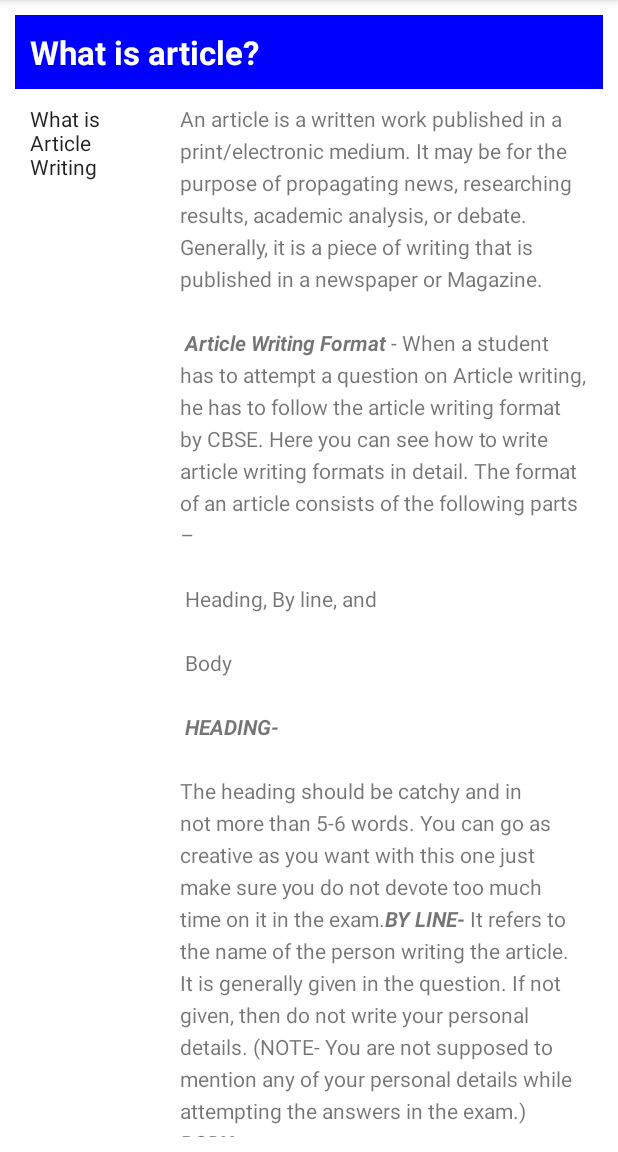
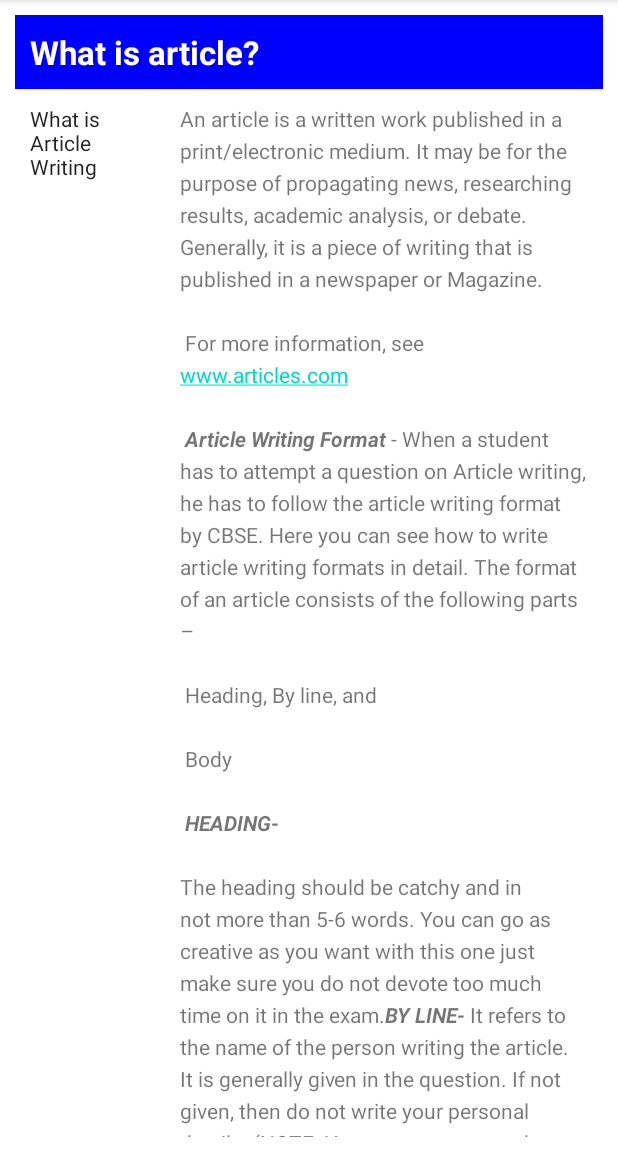
Before and after one commit to kxitiz/android-app, an Android app: the screen it shows after launch (MainActivity), on a phone screen of 412 x 824 dp, the part 84-1236 px from its top. Run offline under Robolectric (Android 15) with nearby library versions, the phone set to English and light mode, and no system bars.

```diff
--- a/app/src/main/res/values/strings.xml
+++ b/app/src/main/res/values/strings.xml
@@ -3,7 +3,7 @@
     <string name="article_heading">What is article?</string>
     <string name="article_subheading">What is Article Writing</string>
     <string name="article_text">An article is a written work published in a print/electronic medium. It may be for the purpose of propagating news, researching results, academic analysis, or debate. Generally, it is a piece of writing that is published in a newspaper or Magazine.
-\n\n
+\n\n For more information, see www.articles.com \n\n
 <b><i>Article Writing Format</i></b> - When a student has to attempt a question on Article writing, he has to follow the article writing format by CBSE. Here you can see how to write article writing formats in detail.
 The format of an article consists of the following parts –
 \n\n
@@ -29,4 +29,5 @@ Any other relevant and related information.
 PARAGRAPH 3 or PARAGRAPH 4: The conclusion. It is the concluding paragraph. It is important to conclude what you’ve started. Never leave an article open-ended. Now, it is to be remembered that wherever you elaborate a problem, you always have to mention the steps being taken to improvise the situation and suggest a few solutions as well. Predictions and personal problems may be included. This paragraph needs to be short and precise. Here also, you could add some glitter to your art piece with some quotes.
 \n\n
 </string>
+    <string name="add_comment">Add Comment</string>
 </resources>
```
